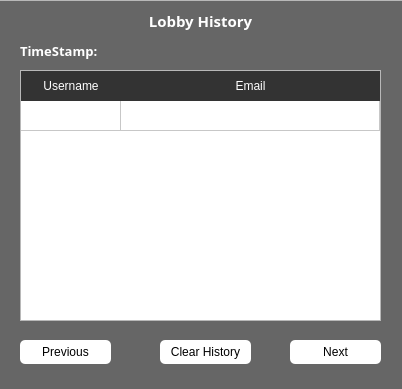
Qt form TeamFinder/viewhistory.ui (TeamUp-Bummers/TeamFinder) before a commit.
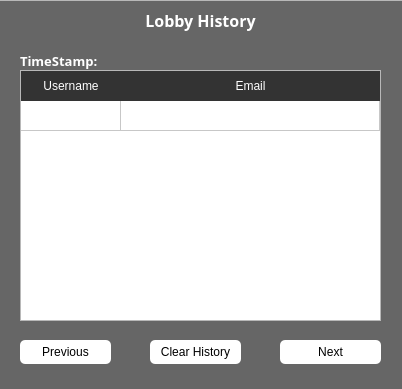
The same form after that commit.

Patch:
```diff
--- a/TeamFinder/viewhistory.ui
+++ b/TeamFinder/viewhistory.ui
@@ -162,7 +162,7 @@
    <widget class="QPushButton" name="pushButton_3">
     <property name="geometry">
      <rect>
-      <x>170</x>
+      <x>160</x>
       <y>340</y>
       <width>91</width>
       <height>24</height>
@@ -195,9 +195,9 @@
    <widget class="QPushButton" name="pushButton">
     <property name="geometry">
      <rect>
-      <x>300</x>
+      <x>290</x>
       <y>340</y>
-      <width>91</width>
+      <width>101</width>
       <height>24</height>
      </rect>
     </property>
@@ -254,7 +254,7 @@
     <property name="font">
      <font>
       <family>Poppins</family>
-      <pointsize>11</pointsize>
+      <pointsize>12</pointsize>
       <bold>true</bold>
      </font>
     </property>
@@ -272,7 +272,7 @@
     <property name="geometry">
      <rect>
       <x>30</x>
-      <y>40</y>
+      <y>50</y>
       <width>101</width>
       <height>21</height>
      </rect>
@@ -294,9 +294,9 @@
    <widget class="QLabel" name="timestamp">
     <property name="geometry">
      <rect>
-      <x>140</x>
+      <x>120</x>
       <y>40</y>
-      <width>251</width>
+      <width>171</width>
       <height>21</height>
      </rect>
     </property>
```
